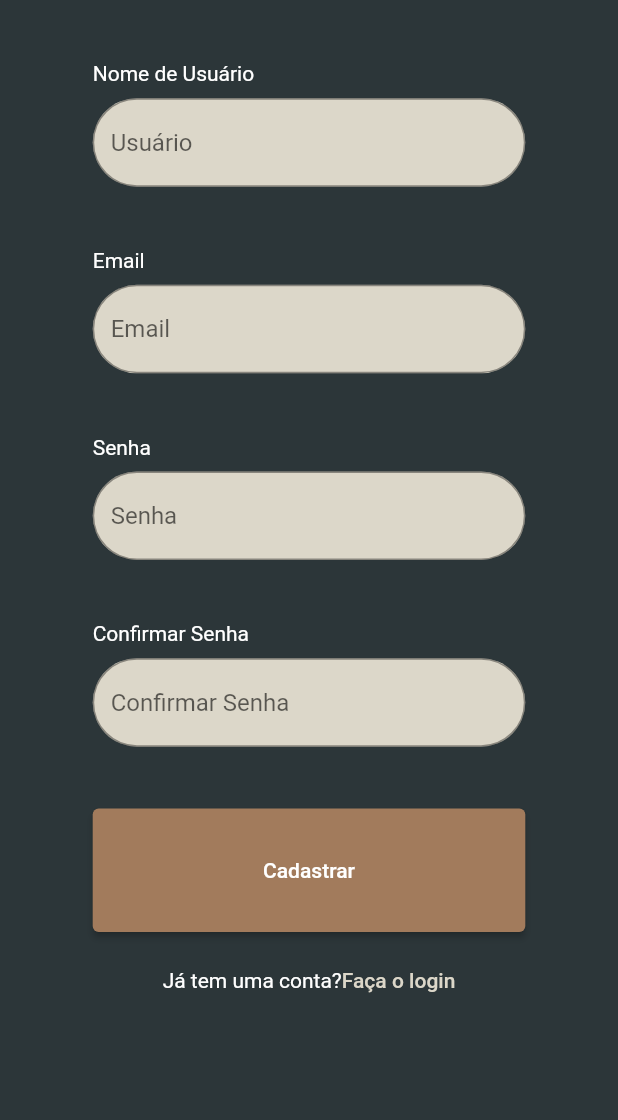
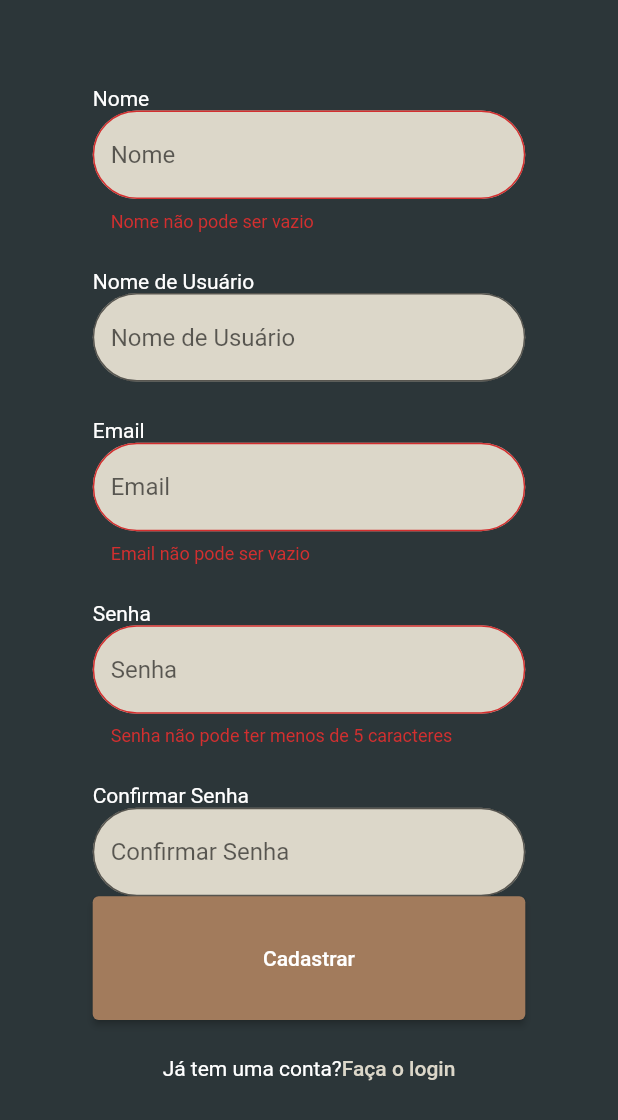
Before and after one commit to pedro-fie/proj-integrador, a Flutter app: the Cadastro screen opened directly, after a tap on "Cadastrar", on a phone screen of 412 x 824 dp. Shown: the top 1120 px of the screen. Run offline on Flutter 3.47's test engine with Material 2 defaults, Android fonts, the phone set to English and light mode, and no system bars; our stand-ins replace cloud_firestore, firebase_core, flutter_svg, localstorage; missing offline and left inert: dart:html, dart:js; accounts and stored records are empty.

Commit message:
Cadastro Usuario

```diff
--- a/lib/Models/DadosLogin.dart
+++ b/lib/Models/DadosLogin.dart
@@ -4,8 +4,11 @@ import 'package:app/Storage/Storage.dart';
 import 'package:cloud_firestore/cloud_firestore.dart';
 
 class Login {
+  String nome = "";
   String login = "";
   String senha = "";
+  String senhaRepetida = "";
+  String email = "";
 
   Future<bool> CheckLogin() async {
     Database db = Database();
@@ -23,8 +26,17 @@ class Login {
     Storage.setStorage("usuarioId", usu!.id);
     Storage.setStorage("biografia", usu!.bio);
     Storage.setStorage("nomeUsuario", usu!.login);
-    print(Storage.getStorage("nomeUsuario"));
 
     return true;
   }
+
+  void Registrar() {
+    Database db = Database();
+    Usuario usu = Usuario();
+    usu.email = email;
+    usu.login = login;
+    usu.senha = senha;
+    usu.nome = nome;
+    db.usuarios.Add(usu);
+  }
 }
--- /dev/null
+++ b/lib/Models/InputForm.dart
@@ -0,0 +1,53 @@
+import 'package:flutter/material.dart';
+
+class Input extends StatelessWidget {
+  final EdgeInsetsGeometry edg;
+  final String? Function(String?) validator;
+  final void Function(String) fun;
+  final String label;
+  final bool password;
+  const Input(this.label, this.edg, this.fun, this.validator,
+      {this.password = false, super.key});
+
+  @override
+  Widget build(BuildContext context) {
+    return Padding(
+      padding: edg,
+      child: Column(
+        children: [
+          //Label
+          Container(
+            alignment: Alignment.centerLeft,
+            width: MediaQuery.of(context).size.width * 0.7,
+            child: Text(
+              label,
+              style: const TextStyle(
+                color: Colors.white,
+              ),
+            ),
+          ),
+
+          //Campo
+          SizedBox(
+            width: MediaQuery.of(context).size.width * 0.7,
+            child: TextFormField(
+              obscureText: password,
+              decoration: InputDecoration(
+                hintText: label,
+                fillColor: const Color(0xFFDCD7C9),
+                filled: true,
+                border: OutlineInputBorder(
+                  borderSide: const BorderSide(color: Colors.white),
+                  borderRadius: BorderRadius.circular(100),
+                ),
+              ),
+              onChanged: fun,
+              // The validator receives the text that the user has entered.
+              validator: validator,
+            ),
+          ),
+        ],
+      ),
+    );
+  }
+}
--- a/lib/Telas/Cadastro.dart
+++ b/lib/Telas/Cadastro.dart
@@ -1,172 +1,104 @@
 import 'dart:js';
 
+import 'package:app/Models/InputForm.dart';
 import 'package:app/Telas/Login.dart';
 import 'package:flutter/material.dart';
 import 'package:flutter_svg/flutter_svg.dart';
 import '../Models/DadosLogin.dart';
 
+Login _login = Login();
+
 class Cadastro extends StatelessWidget {
   @override
   Widget build(BuildContext context) {
     return Scaffold(
-      body: Container(
+      body: _Cadastro(),
+    );
+  }
+}
+
+class _Cadastro extends StatefulWidget {
+  @override
+  _CadastroState createState() => _CadastroState();
+}
+
+class _CadastroState extends State<_Cadastro> {
+  final _formKey = GlobalKey<FormState>();
+
+  String? validarNome(value) {
+    if (value == null || value.isEmpty) {
+      return "Nome não pode ser vazio";
+    }
+    return null;
+  }
+
+  String? validarEmail(value) {
+    if (value == null || value.isEmpty) {
+      return "Email não pode ser vazio";
+    }
+    if (!value.contains('@') || !value.contains('.')) {
+      return "Formato de email inválido";
+    }
+    return null;
+  }
+
+  String? validarSenha(value) {
+    if (value == null || value.length < 5) {
+      return "Senha não pode ter menos de 5 caracteres";
+    }
+    return null;
+  }
+
+  String? validarRepetirSenha(value) {
+    if (value == null || value != _login.senha) {
+      return "Senhas diferentes";
+    }
+    return null;
+  }
+
+  @override
+  Widget build(BuildContext context) {
+    double distanciaY = MediaQuery.of(context).size.height * 0.03;
+    return Form(
+      key: _formKey,
+      child: Container(
         color: const Color(0xFF2C3639),
         transformAlignment: Alignment.center,
         alignment: Alignment.center,
         child: Column(
-          //mainAxisAlignment: MainAxisAlignment.center,
           children: [
             SizedBox(
-              height: MediaQuery.of(context).size.height * .05,
+              height: MediaQuery.of(context).size.height * .04,
             ),
+            Input("Nome", EdgeInsets.only(top: distanciaY),
+                (e) => _login.nome = e, validarNome),
             //Nome de Usuario
-            Container(
-              alignment: Alignment.centerLeft,
-              width: MediaQuery.of(context).size.width * 0.7,
-              child: const Text(
-                "Nome de Usuário",
-                style: TextStyle(
-                  color: Colors.white,
-                ),
-              ),
-            ),
-            SizedBox(
-              height: MediaQuery.of(context).size.height * .01,
-            ),
-            //Campo Nome de Usuario
-            Container(
-              decoration: BoxDecoration(
-                borderRadius: BorderRadius.circular(100),
-                color: const Color(0xFFDCD7C9),
-              ),
-              width: MediaQuery.of(context).size.width * 0.7,
-              child: TextField(
-                onChanged: (e) => {},
-                decoration: InputDecoration(
-                  hintText: "Usuário",
-                  border: OutlineInputBorder(
-                    borderSide: const BorderSide(color: Colors.black),
-                    borderRadius: BorderRadius.circular(100),
-                  ),
-                ),
-              ),
-            ),
-            //Fim Nome de Usuario
-            SizedBox(
-              height: MediaQuery.of(context).size.height * .05,
-            ),
+            Input("Nome de Usuário", EdgeInsets.only(top: distanciaY),
+                (e) => _login.login = e, (p0) => null),
             //Email
-            Container(
-              alignment: Alignment.centerLeft,
-              width: MediaQuery.of(context).size.width * 0.7,
-              child: const Text(
-                "Email",
-                style: TextStyle(
-                  color: Colors.white,
-                ),
-              ),
-            ),
-            SizedBox(
-              height: MediaQuery.of(context).size.height * .01,
-            ),
-            //Campo Email
-            Container(
-              decoration: BoxDecoration(
-                borderRadius: BorderRadius.circular(100),
-                color: const Color(0xFFDCD7C9),
-              ),
-              width: MediaQuery.of(context).size.width * 0.7,
-              child: TextField(
-                onChanged: (e) => {},
-                decoration: InputDecoration(
-                  hintText: "Email",
-                  border: OutlineInputBorder(
-                    borderSide: const BorderSide(color: Colors.black),
-                    borderRadius: BorderRadius.circular(100),
-                  ),
-                ),
-              ),
-            ),
-            //Fim Email
-            SizedBox(
-              height: MediaQuery.of(context).size.height * .05,
-            ),
-            //Label Senha
-            Container(
-              alignment: Alignment.centerLeft,
-              width: MediaQuery.of(context).size.width * 0.7,
-              child: const Text(
-                "Senha",
-                style: TextStyle(
-                  color: Colors.white,
-                ),
-              ),
-            ),
-            SizedBox(
-              height: MediaQuery.of(context).size.height * .01,
-            ),
-            //Campo Senha
-            Container(
-              decoration: BoxDecoration(
-                borderRadius: BorderRadius.circular(100),
-                color: const Color(0xFFDCD7C9),
-              ),
-              width: MediaQuery.of(context).size.width * 0.7,
-              child: TextField(
-                onChanged: (e) => {},
-                decoration: InputDecoration(
-                  hintText: "Senha",
-                  border: OutlineInputBorder(
-                    borderSide: const BorderSide(color: Colors.black),
-                    borderRadius: BorderRadius.circular(100),
-                  ),
-                ),
-              ),
-            ),
-            SizedBox(
-              height: MediaQuery.of(context).size.height * .05,
-            ),
-
-            //Label Confirmar Senha
-            Container(
-              alignment: Alignment.centerLeft,
-              width: MediaQuery.of(context).size.width * 0.7,
-              child: const Text(
-                "Confirmar Senha",
-                style: TextStyle(
-                  color: Colors.white,
-                ),
-              ),
-            ),
-            SizedBox(
-              height: MediaQuery.of(context).size.height * .01,
-            ),
-            //Campo Confirmar Senha
-            Container(
-              decoration: BoxDecoration(
-                borderRadius: BorderRadius.circular(100),
-                color: const Color(0xFFDCD7C9),
-              ),
-              width: MediaQuery.of(context).size.width * 0.7,
-              child: TextField(
-                onChanged: (e) => {},
-                obscureText: true,
-                decoration: InputDecoration(
-                  hintText: "Confirmar Senha",
-                  border: OutlineInputBorder(
-                    borderSide: const BorderSide(color: Colors.black),
-                    borderRadius: BorderRadius.circular(100),
-                  ),
-                ),
-              ),
-            ),
-            //Fim Confirmar Senha
-            SizedBox(
-              height: MediaQuery.of(context).size.height * .05,
-            ),
+            Input("Email", EdgeInsets.only(top: distanciaY),
+                (e) => _login.email = e, validarEmail),
+            //Senha
+            Input("Senha", EdgeInsets.only(top: distanciaY),
+                (e) => _login.senha = e, validarSenha,
+                password: true),
+            //Confirmar Senha
+            Input("Confirmar Senha", EdgeInsets.only(top: distanciaY),
+                (e) => {_login.senhaRepetida}, validarRepetirSenha,
+                password: true),
             //Botao Casdastrar
             ElevatedButton(
-              onPressed: () => {},
+              onPressed: () => {
+                if (_formKey.currentState!.validate())
+                  {
+                    _login.Registrar(),
+                    Navigator.pop(context),
+                    Navigator.push(
+                      context,
+                      MaterialPageRoute(builder: (context) => TelaLogin()),
+                    )
+                  }
+              },
               style: ElevatedButton.styleFrom(
                 minimumSize: Size(MediaQuery.of(context).size.width * 0.7,
                     MediaQuery.of(context).size.height * 0.1),
```
Also changed, not shown: lib/Models/SideBar.dart (+14 -0 lines), lib/Telas/AdicionarReceita.dart (added, +113 -0 lines), lib/Telas/Login.dart (+9 -52 lines).
